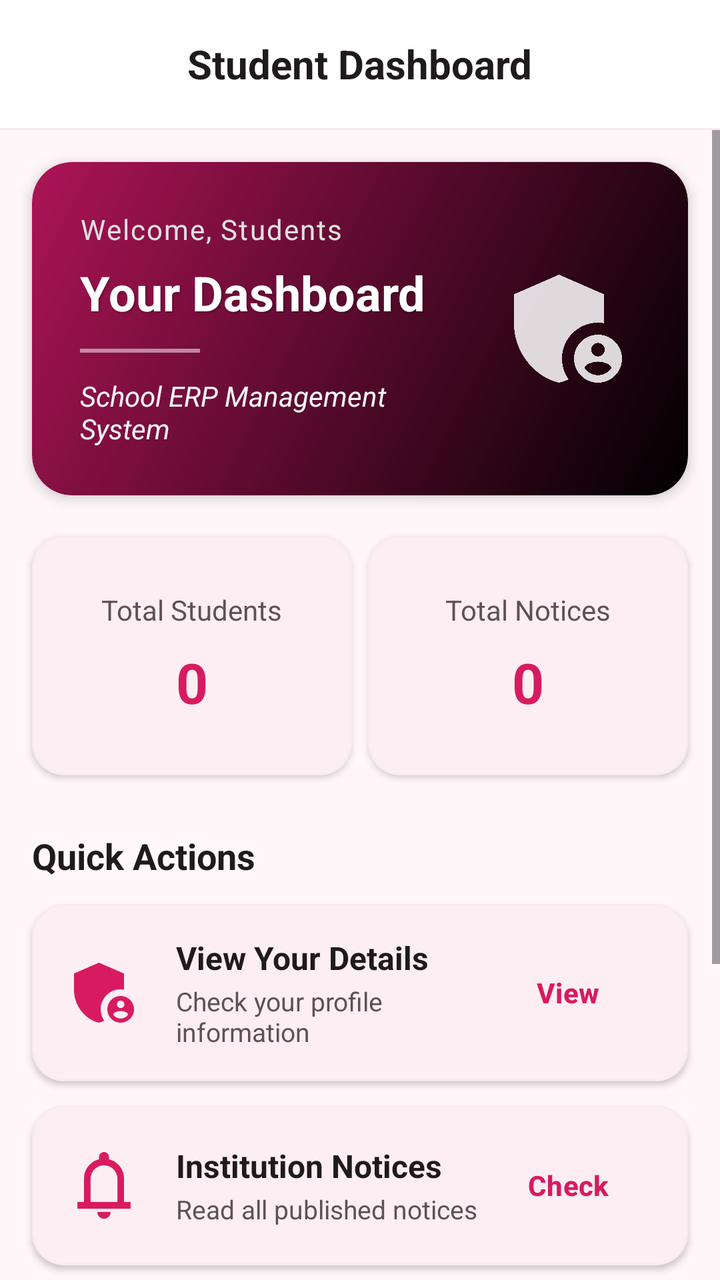
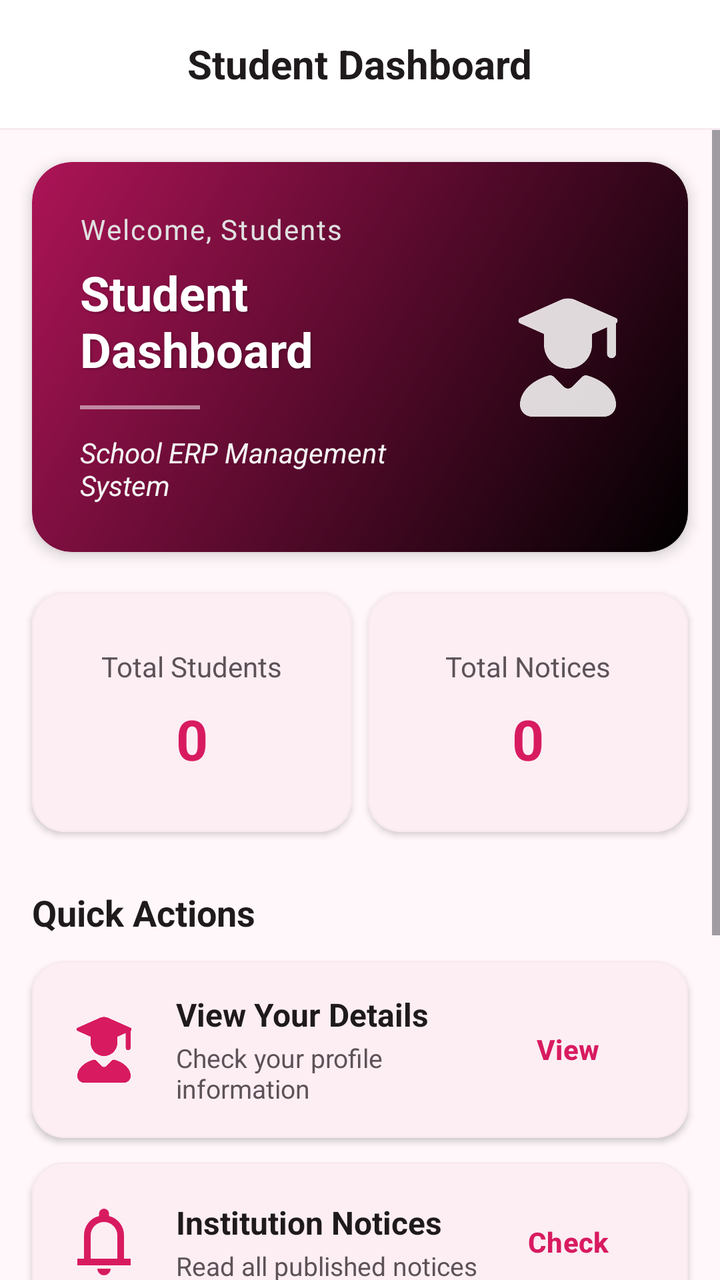

Before-and-after screenshots of an Android layout around one commit, followed by the original layout XML and the change that was made.
<!-- AndroidManifest.xml: application theme Theme.SchoolERPStudent -->
<!-- res/layout/activity_dashboard.xml -->
<?xml version="1.0" encoding="utf-8"?>
<androidx.constraintlayout.widget.ConstraintLayout
    xmlns:android="http://schemas.android.com/apk/res/android"
    xmlns:app="http://schemas.android.com/apk/res-auto"
    xmlns:tools="http://schemas.android.com/tools"
    android:id="@+id/main"
    android:layout_width="match_parent"
    android:layout_height="match_parent"
    android:background="?android:colorBackground"
    android:fitsSystemWindows="true"
    tools:context=".activities.DashboardActivity">

    

    <com.google.android.material.appbar.MaterialToolbar
        android:id="@+id/topAppBar"
        android:layout_width="0dp"
        android:layout_height="wrap_content"
        android:background="?attr/colorSurface"
        app:layout_constraintTop_toTopOf="parent"
        app:layout_constraintStart_toStartOf="parent"
        app:layout_constraintEnd_toEndOf="parent">

        <TextView
            android:id="@+id/tvToolbarTitle"
            android:layout_width="wrap_content"
            android:layout_height="wrap_content"
            android:layout_gravity="center"
            android:text="Student Dashboard"
            android:textColor="?attr/colorOnSurface"
            android:textSize="20sp"
            android:textStyle="bold" />

    </com.google.android.material.appbar.MaterialToolbar>

    

    <View
        android:id="@+id/topDivider"
        android:layout_width="0dp"
        android:layout_height="1dp"
        android:background="?attr/colorOutline"
        app:layout_constraintTop_toBottomOf="@id/topAppBar"
        app:layout_constraintStart_toStartOf="parent"
        app:layout_constraintEnd_toEndOf="parent" />

    

    <ScrollView
        android:id="@+id/scrollView"
        android:layout_width="0dp"
        android:layout_height="0dp"
        android:fillViewport="true"
        app:layout_constraintTop_toBottomOf="@id/topDivider"
        app:layout_constraintBottom_toBottomOf="parent"
        app:layout_constraintStart_toStartOf="parent"
        app:layout_constraintEnd_toEndOf="parent">

        <LinearLayout
            android:layout_width="match_parent"
            android:layout_height="wrap_content"
            android:orientation="vertical"
            android:paddingBottom="24dp">

            
            <com.google.android.material.card.MaterialCardView
                android:id="@+id/welcomeCard"
                android:layout_width="match_parent"
                android:layout_height="wrap_content"
                android:layout_margin="16dp"
                app:cardCornerRadius="20dp"
                app:cardElevation="4dp"
                app:strokeWidth="0dp">

                <LinearLayout
                    android:layout_width="match_parent"
                    android:layout_height="wrap_content"
                    android:orientation="horizontal"
                    android:padding="24dp"
                    android:gravity="center_vertical"
                    android:background="@drawable/welcome_card_gradient">

                    <LinearLayout
                        android:layout_width="0dp"
                        android:layout_height="wrap_content"
                        android:layout_weight="1"
                        android:orientation="vertical">

                        <TextView
                            android:layout_width="wrap_content"
                            android:layout_height="wrap_content"
                            android:text="Welcome, Students"
                            android:textColor="#E0E0E0"
                            android:textSize="14sp"
                            android:letterSpacing="0.05"/>

                        <TextView
                            android:id="@+id/tvWelcome"
                            android:layout_width="wrap_content"
                            android:layout_height="wrap_content"
                            android:layout_marginTop="6dp"
                            android:text="Your Dashboard"
                            android:textColor="@color/white"
                            android:textSize="24sp"
                            android:textStyle="bold"
                            android:shadowColor="#40000000"
                            android:shadowDx="2"
                            android:shadowDy="2"
                            android:shadowRadius="2"/>

                        <View
                            android:layout_width="60dp"
                            android:layout_height="2dp"
                            android:layout_marginTop="12dp"
                            android:layout_marginBottom="12dp"
                            android:background="#80FFFFFF" />

                        <TextView
                            android:layout_width="wrap_content"
                            android:layout_height="wrap_content"
                            android:text="School ERP Management System"
                            android:textColor="#F5F5F5"
                            android:textSize="14sp"
                            android:textStyle="italic"/>

                    </LinearLayout>

                    <ImageView
                        android:layout_width="72dp"
                        android:layout_height="72dp"
                        android:layout_marginStart="16dp"
                        android:src="@drawable/admin"
                        android:alpha="0.85"
                        android:contentDescription="Student Icon"
                        app:tint="@color/white" />

                </LinearLayout>

            </com.google.android.material.card.MaterialCardView>

            

            <GridLayout
                android:layout_width="match_parent"
                android:layout_height="wrap_content"
                android:layout_marginStart="12dp"
                android:layout_marginEnd="12dp"
                android:columnCount="2">

                

                <com.google.android.material.card.MaterialCardView
                    android:layout_width="0dp"
                    android:layout_height="120dp"
                    android:layout_columnWeight="1"
                    android:layout_margin="4dp"
                    app:cardBackgroundColor="?attr/colorSurface"
                    app:cardCornerRadius="16dp"
                    app:cardElevation="2dp"
                    app:strokeColor="?attr/colorOutline"
                    app:strokeWidth="1dp">

                    <LinearLayout
                        android:layout_width="match_parent"
                        android:layout_height="match_parent"
                        android:gravity="center"
                        android:orientation="vertical">

                        <TextView
                            android:layout_width="wrap_content"
                            android:layout_height="wrap_content"
                            android:text="Total Students"
                            android:textColor="?attr/colorOnSurfaceVariant"
                            android:textSize="14sp" />

                        <TextView
                            android:id="@+id/tvTotalStudents"
                            android:layout_width="wrap_content"
                            android:layout_height="wrap_content"
                            android:layout_marginTop="8dp"
                            android:text="0"
                            android:textColor="?attr/colorPrimary"
                            android:textSize="28sp"
                            android:textStyle="bold" />

                    </LinearLayout>

                </com.google.android.material.card.MaterialCardView>

                

                <com.google.android.material.card.MaterialCardView
                    android:layout_width="0dp"
                    android:layout_height="120dp"
                    android:layout_columnWeight="1"
                    android:layout_margin="4dp"
                    app:cardBackgroundColor="?attr/colorSurface"
                    app:cardCornerRadius="16dp"
                    app:cardElevation="2dp"
                    app:strokeColor="?attr/colorOutline"
                    app:strokeWidth="1dp">

                    <LinearLayout
                        android:layout_width="match_parent"
                        android:layout_height="match_parent"
                        android:gravity="center"
                        android:orientation="vertical">

                        <TextView
                            android:layout_width="wrap_content"
                            android:layout_height="wrap_content"
                            android:text="Total Notices"
                            android:textColor="?attr/colorOnSurfaceVariant"
                            android:textSize="14sp" />

                        <TextView
                            android:id="@+id/tvTotalNotices"
                            android:layout_width="wrap_content"
                            android:layout_height="wrap_content"
                            android:layout_marginTop="8dp"
                            android:text="0"
                            android:textColor="?attr/colorPrimary"
                            android:textSize="28sp"
                            android:textStyle="bold" />

                    </LinearLayout>

                </com.google.android.material.card.MaterialCardView>

            </GridLayout>

            

            <TextView
                android:layout_width="wrap_content"
                android:layout_height="wrap_content"
                android:layout_marginStart="16dp"
                android:layout_marginTop="24dp"
                android:text="Quick Actions"
                android:textColor="?attr/colorOnSurface"
                android:textSize="18sp"
                android:textStyle="bold" />

            

            <com.google.android.material.card.MaterialCardView
                android:id="@+id/viewDetailsCard"
                android:layout_width="match_parent"
                android:layout_height="wrap_content"
                android:layout_marginStart="16dp"
                android:layout_marginTop="12dp"
                android:layout_marginEnd="16dp"
                android:clickable="true"
                android:focusable="true"
                android:foreground="?attr/selectableItemBackground"
                app:cardBackgroundColor="?attr/colorSurface"
                app:cardCornerRadius="16dp"
                app:cardElevation="2dp"
                app:strokeColor="?attr/colorOutline"
                app:strokeWidth="1dp">

                <LinearLayout
                    android:layout_width="match_parent"
                    android:layout_height="wrap_content"
                    android:orientation="horizontal"
                    android:padding="16dp"
                    android:gravity="center_vertical">

                    <ImageView
                        android:layout_width="40dp"
                        android:layout_height="40dp"
                        android:src="@drawable/admin"
                        app:tint="?attr/colorPrimary" />

                    <LinearLayout
                        android:layout_width="0dp"
                        android:layout_height="wrap_content"
                        android:layout_marginStart="16dp"
                        android:layout_weight="1"
                        android:orientation="vertical">

                        <TextView
                            android:layout_width="wrap_content"
                            android:layout_height="wrap_content"
                            android:text="View Your Details"
                            android:textColor="?attr/colorOnSurface"
                            android:textSize="16sp"
                            android:textStyle="bold" />

                        <TextView
                            android:layout_width="wrap_content"
                            android:layout_height="wrap_content"
                            android:layout_marginTop="2dp"
                            android:text="Check your profile information"
                            android:textColor="?attr/colorOnSurfaceVariant"
                            android:textSize="13sp" />
                    </LinearLayout>

                    <com.google.android.material.button.MaterialButton
                        android:id="@+id/btnViewDetails"
                        style="@style/Widget.Material3.Button.TextButton"
                        android:layout_width="wrap_content"
                        android:layout_height="wrap_content"
                        android:text="View"
                        android:textColor="?attr/colorPrimary"
                        android:textStyle="bold" />

                </LinearLayout>

            </com.google.android.material.card.MaterialCardView>

            

            <com.google.android.material.card.MaterialCardView
                android:id="@+id/noticesCard"
                android:layout_width="match_parent"
                android:layout_height="wrap_content"
                android:layout_marginStart="16dp"
                android:layout_marginTop="12dp"
                android:layout_marginEnd="16dp"
                android:clickable="true"
                android:focusable="true"
                android:foreground="?attr/selectableItemBackground"
                app:cardBackgroundColor="?attr/colorSurface"
                app:cardCornerRadius="16dp"
                app:cardElevation="2dp"
                app:strokeColor="?attr/colorOutline"
                app:strokeWidth="1dp">

                <LinearLayout
                    android:layout_width="match_parent"
                    android:layout_height="wrap_content"
                    android:orientation="horizontal"
                    android:padding="16dp"
                    android:gravity="center_vertical">

                    <ImageView
                        android:layout_width="40dp"
                        android:layout_height="40dp"
                        android:src="@drawable/outline_notifications_24"
                        app:tint="?attr/colorPrimary" />

                    <LinearLayout
                        android:layout_width="0dp"
                        android:layout_height="wrap_content"
                        android:layout_marginStart="16dp"
                        android:layout_weight="1"
                        android:orientation="vertical">

                        <TextView
                            android:layout_width="wrap_content"
                            android:layout_height="wrap_content"
                            android:text="Institution Notices"
                            android:textColor="?attr/colorOnSurface"
                            android:textSize="16sp"
                            android:textStyle="bold" />

                        <TextView
                            android:layout_width="wrap_content"
                            android:layout_height="wrap_content"
                            android:layout_marginTop="2dp"
                            android:text="Read all published notices"
                            android:textColor="?attr/colorOnSurfaceVariant"
                            android:textSize="13sp" />
                    </LinearLayout>

                    <com.google.android.material.button.MaterialButton
                        android:id="@+id/btnViewNotices"
                        style="@style/Widget.Material3.Button.TextButton"
                        android:layout_width="wrap_content"
                        android:layout_height="wrap_content"
                        android:text="Check"
                        android:textColor="?attr/colorPrimary"
                        android:textStyle="bold" />

                </LinearLayout>

            </com.google.android.material.card.MaterialCardView>

            

            <com.google.android.material.card.MaterialCardView
                android:id="@+id/classTeacherCard"
                android:layout_width="match_parent"
                android:layout_height="wrap_content"
                android:layout_marginStart="16dp"
                android:layout_marginTop="12dp"
                android:layout_marginEnd="16dp"
                android:clickable="true"
                android:focusable="true"
                android:foreground="?attr/selectableItemBackground"
                app:cardBackgroundColor="?attr/colorSurface"
                app:cardCornerRadius="16dp"
                app:cardElevation="2dp"
                app:strokeColor="?attr/colorOutline"
                app:strokeWidth="1dp">

                <LinearLayout
                    android:layout_width="match_parent"
                    android:layout_height="wrap_content"
                    android:orientation="horizontal"
                    android:padding="16dp"
                    android:gravity="center_vertical">

                    <ImageView
                        android:layout_width="40dp"
                        android:layout_height="40dp"
                        android:src="@drawable/ic_meeting_room_demo"
                        app:tint="?attr/colorPrimary" />

                    <LinearLayout
                        android:layout_width="0dp"
                        android:layout_height="wrap_content"
                        android:layout_marginStart="16dp"
                        android:layout_weight="1"
                        android:orientation="vertical">

                        <TextView
                            android:layout_width="wrap_content"
                            android:layout_height="wrap_content"
                            android:text="Your Class Teacher"
                            android:textColor="?attr/colorOnSurface"
                            android:textSize="16sp"
                            android:textStyle="bold" />

                        <TextView
                            android:layout_width="wrap_content"
                            android:layout_height="wrap_content"
                            android:layout_marginTop="2dp"
                            android:text="Check assigned teacher details"
                            android:textColor="?attr/colorOnSurfaceVariant"
                            android:textSize="13sp" />
                    </LinearLayout>

                    <com.google.android.material.button.MaterialButton
                        android:id="@+id/btnCheckClassTeacher"
                        style="@style/Widget.Material3.Button.TextButton"
                        android:layout_width="wrap_content"
                        android:layout_height="wrap_content"
                        android:text="Verify"
                        android:textColor="?attr/colorPrimary"
                        android:textStyle="bold" />

                </LinearLayout>

            </com.google.android.material.card.MaterialCardView>


            

            <com.google.android.material.card.MaterialCardView
                android:id="@+id/checkYourResultCard"
                android:layout_width="match_parent"
                android:layout_height="wrap_content"
                android:layout_marginStart="16dp"
                android:layout_marginTop="12dp"
                android:layout_marginEnd="16dp"
                android:clickable="true"
                android:focusable="true"
                android:foreground="?attr/selectableItemBackground"
                app:cardBackgroundColor="?attr/colorSurface"
                app:cardCornerRadius="16dp"
                app:cardElevation="2dp"
                app:strokeColor="?attr/colorOutline"
                app:strokeWidth="1dp">

                <LinearLayout
                    android:layout_width="match_parent"
                    android:layout_height="wrap_content"
                    android:orientation="horizontal"
                    android:padding="16dp"
                    android:gravity="center_vertical">

                    <ImageView
                        android:layout_width="40dp"
                        android:layout_height="40dp"
                        android:src="@drawable/outline_cloud_download_24"
                        app:tint="?attr/colorPrimary" />

                    <LinearLayout
                        android:layout_width="0dp"
                        android:layout_height="wrap_content"
                        android:layout_marginStart="16dp"
                        android:layout_weight="1"
                        android:orientation="vertical">

                        <TextView
                            android:layout_width="wrap_content"
                            android:layout_height="wrap_content"
                            android:text="Academic Results"
                            android:textColor="?attr/colorOnSurface"
                            android:textSize="16sp"
                            android:textStyle="bold" />

                        <TextView
                            android:layout_width="wrap_content"
                            android:layout_height="wrap_content"
                            android:layout_marginTop="2dp"
                            android:text="View and download marksheet"
                            android:textColor="?attr/colorOnSurfaceVariant"
                            android:textSize="13sp" />
                    </LinearLayout>

                    <com.google.android.material.button.MaterialButton
                        android:id="@+id/btnCheckResult"
                        style="@style/Widget.Material3.Button.TextButton"
                        android:layout_width="wrap_content"
                        android:layout_height="wrap_content"
                        android:text="Result"
                        android:textColor="?attr/colorPrimary"
                        android:textStyle="bold" />

                </LinearLayout>

            </com.google.android.material.card.MaterialCardView>

        </LinearLayout>

    </ScrollView>

</androidx.constraintlayout.widget.ConstraintLayout>
<!-- resources referenced by this layout -->
<resources>
  <color name="white">#FFFFFF</color>
  <!-- drawable admin (drawable) -->
  <vector xmlns:android="http://schemas.android.com/apk/res/android" android:height="24dp" android:tint="#FFFFFF" android:viewportHeight="24" android:viewportWidth="24" android:width="24dp">
      <path android:fillColor="@android:color/white" android:pathData="M17,11c0.34,0 0.67,0.04 1,0.09V6.27L10.5,3L3,6.27v4.91c0,4.54 3.2,8.79 7.5,9.82c0.55,-0.13 1.08,-0.32 1.6,-0.55C11.41,19.47 11,18.28 11,17C11,13.69 13.69,11 17,11z"/>
      <path android:fillColor="@android:color/white" android:pathData="M17,13c-2.21,0 -4,1.79 -4,4c0,2.21 1.79,4 4,4s4,-1.79 4,-4C21,14.79 19.21,13 17,13zM17,14.38c0.62,0 1.12,0.51 1.12,1.12s-0.51,1.12 -1.12,1.12s-1.12,-0.51 -1.12,-1.12S16.38,14.38 17,14.38zM17,19.75c-0.93,0 -1.74,-0.46 -2.24,-1.17c0.05,-0.72 1.51,-1.08 2.24,-1.08s2.19,0.36 2.24,1.08C18.74,19.29 17.93,19.75 17,19.75z"/>
  </vector>
  <!-- drawable ic_meeting_room_demo (drawable) -->
  <vector xmlns:android="http://schemas.android.com/apk/res/android"
      android:width="24dp"
      android:height="24dp"
      android:viewportWidth="24"
      android:viewportHeight="24">
      <path
          android:fillColor="#FF000000"
          android:pathData="M4,3H14C15.1,3 16,3.9 16,5V19H14V5H6V19H4V3M9,10H11V12H9V10M18,8H20V20H18V8Z" />
  </vector>
  <!-- drawable outline_cloud_download_24 (drawable) -->
  <vector xmlns:android="http://schemas.android.com/apk/res/android" android:height="24dp" android:tint="#FFFFFF" android:viewportHeight="960" android:viewportWidth="960" android:width="24dp">
      <path android:fillColor="@android:color/white" android:pathData="M260,800Q169,800 104.5,737Q40,674 40,583Q40,505 87,444Q134,383 210,366Q227,294 295,229Q363,164 440,164Q473,164 496.5,187.5Q520,211 520,244L520,486L584,424L640,480L480,640L320,480L376,424L440,486L440,244Q364,258 322,317.5Q280,377 280,440L260,440Q202,440 161,481Q120,522 120,580Q120,638 161,679Q202,720 260,720L740,720Q782,720 811,691Q840,662 840,620Q840,578 811,549Q782,520 740,520L680,520L680,440Q680,392 658,350.5Q636,309 600,280L600,187Q674,222 717,290.5Q760,359 760,440L760,440L760,440Q829,448 874.5,499.5Q920,551 920,620Q920,695 867.5,747.5Q815,800 740,800L260,800ZM480,442Q480,442 480,442Q480,442 480,442L480,442Q480,442 480,442Q480,442 480,442L480,442Q480,442 480,442Q480,442 480,442L480,442Q480,442 480,442Q480,442 480,442Q480,442 480,442Q480,442 480,442L480,442Q480,442 480,442Q480,442 480,442Q480,442 480,442Q480,442 480,442L480,442L480,442Q480,442 480,442Q480,442 480,442Z"/>
  </vector>
  <!-- drawable welcome_card_gradient (drawable) -->
  <?xml version="1.0" encoding="utf-8"?>
  <shape xmlns:android="http://schemas.android.com/apk/res/android"
      android:shape="rectangle">
      <gradient
          android:angle="135"
          android:startColor="@color/black"
          android:endColor="@color/secondary"
          android:type="linear" />
      <corners android:radius="20dp" />
  </shape>
  <style name="Theme.SchoolERPStudent" parent="Base.Theme.SchoolERPStudent" />
  <color name="black">#000000</color>
  <color name="secondary">#AD1457</color>
  <color name="primary">#D81B60</color>
  <color name="primaryContainer">#FFD9E5</color>
  <color name="primaryContainerDark">#5A1030</color>
  <color name="background_light">#FFF7FA</color>
  <color name="onBackground_light">#1F1A1C</color>
  <color name="surface_light">#FFFFFF</color>
  <color name="onSurface_light">#1F1A1C</color>
  <color name="surfaceVariant_light">#F8EAF0</color>
  <color name="onSurfaceVariant_light">#5C5257</color>
  <!-- unchanged entries left out for length: 2 -->
</resources>

<!-- the commit's change to res/layout/activity_dashboard.xml (unified diff, before → after) -->
@@ -99,7 +99,7 @@
                             android:layout_width="wrap_content"
                             android:layout_height="wrap_content"
                             android:layout_marginTop="6dp"
-                            android:text="Your Dashboard"
+                            android:text="Student Dashboard"
                             android:textColor="@color/white"
                             android:textSize="24sp"
                             android:textStyle="bold"
@@ -129,7 +129,7 @@
                         android:layout_width="72dp"
                         android:layout_height="72dp"
                         android:layout_marginStart="16dp"
-                        android:src="@drawable/admin"
+                        android:src="@drawable/student"
                         android:alpha="0.85"
                         android:contentDescription="Student Icon"
                         app:tint="@color/white" />
@@ -269,7 +269,7 @@
                     <ImageView
                         android:layout_width="40dp"
                         android:layout_height="40dp"
-                        android:src="@drawable/admin"
+                        android:src="@drawable/student"
                         app:tint="?attr/colorPrimary" />
 
                     <LinearLayout
@@ -437,7 +437,7 @@
                         style="@style/Widget.Material3.Button.TextButton"
                         android:layout_width="wrap_content"
                         android:layout_height="wrap_content"
-                        android:text="Verify"
+                        android:text="Check"
                         android:textColor="?attr/colorPrimary"
                         android:textStyle="bold" />
 
@@ -474,7 +474,7 @@
                     <ImageView
                         android:layout_width="40dp"
                         android:layout_height="40dp"
-                        android:src="@drawable/outline_cloud_download_24"
+                        android:src="@drawable/result"
                         app:tint="?attr/colorPrimary" />
 
                     <LinearLayout
@@ -506,7 +506,7 @@
                         style="@style/Widget.Material3.Button.TextButton"
                         android:layout_width="wrap_content"
                         android:layout_height="wrap_content"
-                        android:text="Result"
+                        android:text="Check"
                         android:textColor="?attr/colorPrimary"
                         android:textStyle="bold" />
 
<!-- resource entries referenced after the edit -->
@@ -1,11 +1,6 @@
 <!-- resources referenced by this layout -->
 <resources>
   <color name="white">#FFFFFF</color>
-  <!-- drawable admin (drawable) -->
-  <vector xmlns:android="http://schemas.android.com/apk/res/android" android:height="24dp" android:tint="#FFFFFF" android:viewportHeight="24" android:viewportWidth="24" android:width="24dp">
-      <path android:fillColor="@android:color/white" android:pathData="M17,11c0.34,0 0.67,0.04 1,0.09V6.27L10.5,3L3,6.27v4.91c0,4.54 3.2,8.79 7.5,9.82c0.55,-0.13 1.08,-0.32 1.6,-0.55C11.41,19.47 11,18.28 11,17C11,13.69 13.69,11 17,11z"/>
-      <path android:fillColor="@android:color/white" android:pathData="M17,13c-2.21,0 -4,1.79 -4,4c0,2.21 1.79,4 4,4s4,-1.79 4,-4C21,14.79 19.21,13 17,13zM17,14.38c0.62,0 1.12,0.51 1.12,1.12s-0.51,1.12 -1.12,1.12s-1.12,-0.51 -1.12,-1.12S16.38,14.38 17,14.38zM17,19.75c-0.93,0 -1.74,-0.46 -2.24,-1.17c0.05,-0.72 1.51,-1.08 2.24,-1.08s2.19,0.36 2.24,1.08C18.74,19.29 17.93,19.75 17,19.75z"/>
-  </vector>
   <!-- drawable ic_meeting_room_demo (drawable) -->
   <vector xmlns:android="http://schemas.android.com/apk/res/android"
       android:width="24dp"
@@ -16,10 +11,8 @@
           android:fillColor="#FF000000"
           android:pathData="M4,3H14C15.1,3 16,3.9 16,5V19H14V5H6V19H4V3M9,10H11V12H9V10M18,8H20V20H18V8Z" />
   </vector>
-  <!-- drawable outline_cloud_download_24 (drawable) -->
-  <vector xmlns:android="http://schemas.android.com/apk/res/android" android:height="24dp" android:tint="#FFFFFF" android:viewportHeight="960" android:viewportWidth="960" android:width="24dp">
-      <path android:fillColor="@android:color/white" android:pathData="M260,800Q169,800 104.5,737Q40,674 40,583Q40,505 87,444Q134,383 210,366Q227,294 295,229Q363,164 440,164Q473,164 496.5,187.5Q520,211 520,244L520,486L584,424L640,480L480,640L320,480L376,424L440,486L440,244Q364,258 322,317.5Q280,377 280,440L260,440Q202,440 161,481Q120,522 120,580Q120,638 161,679Q202,720 260,720L740,720Q782,720 811,691Q840,662 840,620Q840,578 811,549Q782,520 740,520L680,520L680,440Q680,392 658,350.5Q636,309 600,280L600,187Q674,222 717,290.5Q760,359 760,440L760,440L760,440Q829,448 874.5,499.5Q920,551 920,620Q920,695 867.5,747.5Q815,800 740,800L260,800ZM480,442Q480,442 480,442Q480,442 480,442L480,442Q480,442 480,442Q480,442 480,442L480,442Q480,442 480,442Q480,442 480,442L480,442Q480,442 480,442Q480,442 480,442Q480,442 480,442Q480,442 480,442L480,442Q480,442 480,442Q480,442 480,442Q480,442 480,442Q480,442 480,442L480,442L480,442Q480,442 480,442Q480,442 480,442Z"/>
-  </vector>
+  <!-- drawable result: png bitmap (drawable, 12119 bytes) -->
+  <!-- drawable student: png bitmap (drawable, 7754 bytes) -->
   <!-- drawable welcome_card_gradient (drawable) -->
   <?xml version="1.0" encoding="utf-8"?>
   <shape xmlns:android="http://schemas.android.com/apk/res/android"
